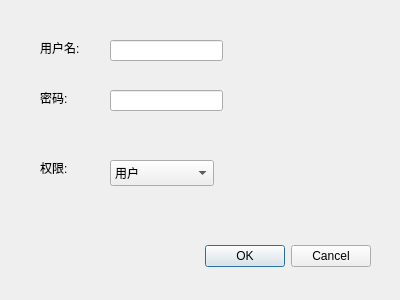
The window that src/client/dialoguser.ui (Sean10/Bank) describes before a commit, drawn with Qt 5.
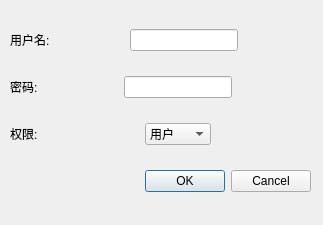
The same window after the commit.

Patch:
```diff
--- a/src/client/dialoguser.ui
+++ b/src/client/dialoguser.ui
@@ -6,97 +6,127 @@
    <rect>
     <x>0</x>
     <y>0</y>
-    <width>400</width>
-    <height>300</height>
+    <width>323</width>
+    <height>225</height>
    </rect>
   </property>
   <property name="windowTitle">
    <string>Dialog</string>
   </property>
-  <widget class="QDialogButtonBox" name="buttonBox">
+  <widget class="QWidget" name="verticalLayoutWidget">
    <property name="geometry">
     <rect>
-     <x>30</x>
-     <y>240</y>
-     <width>341</width>
-     <height>32</height>
+     <x>10</x>
+     <y>10</y>
+     <width>301</width>
+     <height>201</height>
     </rect>
    </property>
-   <property name="orientation">
-    <enum>Qt::Horizontal</enum>
-   </property>
-   <property name="standardButtons">
-    <set>QDialogButtonBox::Cancel|QDialogButtonBox::Ok</set>
-   </property>
-  </widget>
+   <layout class="QVBoxLayout" name="verticalLayout">
+    <item>
+     <layout class="QHBoxLayout" name="horizontalLayout">
+      <item>
   <widget class="QLabel" name="label">
-   <property name="geometry">
-    <rect>
-     <x>40</x>
-     <y>40</y>
-     <width>60</width>
-     <height>16</height>
-    </rect>
-   </property>
    <property name="text">
     <string>用户名:</string>
    </property>
   </widget>
+      </item>
+      <item>
+       <spacer name="horizontalSpacer_2">
+        <property name="orientation">
+         <enum>Qt::Horizontal</enum>
+        </property>
+        <property name="sizeHint" stdset="0">
+         <size>
+          <width>40</width>
+          <height>20</height>
+         </size>
+        </property>
+       </spacer>
+      </item>
+      <item>
+       <widget class="QLineEdit" name="lineUsername"/>
+      </item>
+      <item>
+       <spacer name="horizontalSpacer_4">
+        <property name="orientation">
+         <enum>Qt::Horizontal</enum>
+        </property>
+        <property name="sizeHint" stdset="0">
+         <size>
+          <width>40</width>
+          <height>20</height>
+         </size>
+        </property>
+       </spacer>
+      </item>
+     </layout>
+    </item>
+    <item>
+     <layout class="QHBoxLayout" name="horizontalLayout_2">
+      <item>
   <widget class="QLabel" name="label_2">
-   <property name="geometry">
-    <rect>
-     <x>40</x>
-     <y>90</y>
-     <width>60</width>
-     <height>16</height>
-    </rect>
-   </property>
    <property name="text">
     <string>密码:</string>
    </property>
   </widget>
+      </item>
+      <item>
+       <spacer name="horizontalSpacer">
+        <property name="orientation">
+         <enum>Qt::Horizontal</enum>
+        </property>
+        <property name="sizeHint" stdset="0">
+         <size>
+          <width>40</width>
+          <height>20</height>
+         </size>
+        </property>
+       </spacer>
+      </item>
+      <item>
+       <widget class="QLineEdit" name="linePassword"/>
+      </item>
+      <item>
+       <spacer name="horizontalSpacer_5">
+        <property name="orientation">
+         <enum>Qt::Horizontal</enum>
+        </property>
+        <property name="sizeHint" stdset="0">
+         <size>
+          <width>40</width>
+          <height>20</height>
+         </size>
+        </property>
+       </spacer>
+      </item>
+     </layout>
+    </item>
+    <item>
+     <layout class="QHBoxLayout" name="horizontalLayout_3">
+      <item>
   <widget class="QLabel" name="label_3">
-   <property name="geometry">
-    <rect>
-     <x>40</x>
-     <y>160</y>
-     <width>60</width>
-     <height>16</height>
-    </rect>
-   </property>
    <property name="text">
     <string>权限:</string>
    </property>
   </widget>
-  <widget class="QLineEdit" name="lineUsername">
-   <property name="geometry">
-    <rect>
-     <x>110</x>
-     <y>40</y>
-     <width>113</width>
-     <height>21</height>
-    </rect>
-   </property>
-  </widget>
-  <widget class="QLineEdit" name="linePassword">
-   <property name="geometry">
-    <rect>
-     <x>110</x>
-     <y>90</y>
-     <width>113</width>
-     <height>21</height>
-    </rect>
-   </property>
-  </widget>
+      </item>
+      <item>
+       <spacer name="horizontalSpacer_3">
+        <property name="orientation">
+         <enum>Qt::Horizontal</enum>
+        </property>
+        <property name="sizeHint" stdset="0">
+         <size>
+          <width>40</width>
+          <height>20</height>
+         </size>
+        </property>
+       </spacer>
+      </item>
+      <item>
   <widget class="QComboBox" name="comboBoxPrivilege">
-   <property name="geometry">
-    <rect>
-     <x>110</x>
-     <y>160</y>
-     <width>104</width>
-     <height>26</height>
-    </rect>
-   </property>
    <item>
     <property name="text">
      <string>用户</string>
@@ -107,6 +137,34 @@
      <string>管理员</string>
     </property>
    </item>
+       </widget>
+      </item>
+      <item>
+       <spacer name="horizontalSpacer_6">
+        <property name="orientation">
+         <enum>Qt::Horizontal</enum>
+        </property>
+        <property name="sizeHint" stdset="0">
+         <size>
+          <width>40</width>
+          <height>20</height>
+         </size>
+        </property>
+       </spacer>
+      </item>
+     </layout>
+    </item>
+    <item>
+     <widget class="QDialogButtonBox" name="buttonBox">
+      <property name="orientation">
+       <enum>Qt::Horizontal</enum>
+      </property>
+      <property name="standardButtons">
+       <set>QDialogButtonBox::Cancel|QDialogButtonBox::Ok</set>
+      </property>
+     </widget>
+    </item>
+   </layout>
   </widget>
  </widget>
  <resources/>
```
Lines whose indentation alone changed are shown as unchanged.
